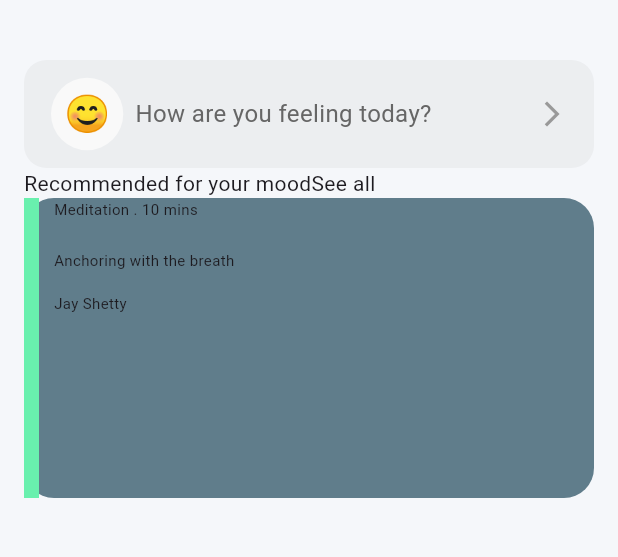
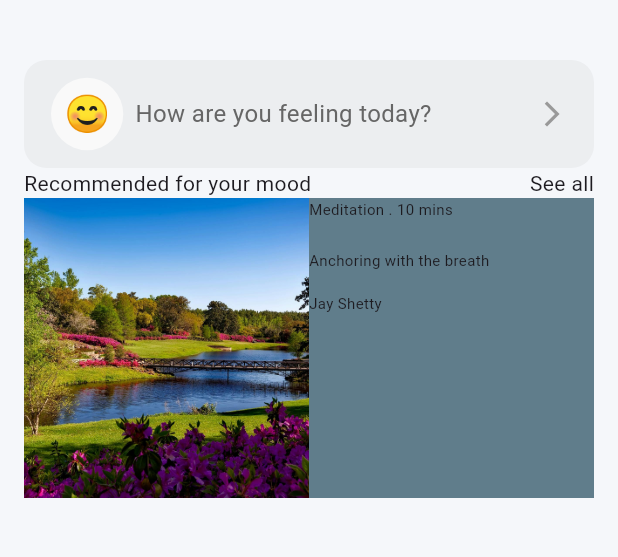
Before and after one commit to JoshuaOzibo/Mental_health_ui, a Flutter app: the RecommendedMoodPage screen opened directly, on a phone screen of 412 x 824 dp, the part 105-662 px from its top. Run offline on Flutter 3.47's test engine with Material 3 defaults, Android fonts, the phone set to English and light mode, and no system bars.

Commit message:
added image section to recommendation screen

```diff
--- a/lib/features/recommended_mood_page/components/feelingsCard.dart
+++ b/lib/features/recommended_mood_page/components/feelingsCard.dart
@@ -17,18 +17,18 @@ class FellingsCard extends StatelessWidget {
     return Container(
       decoration: BoxDecoration(
         color: Colors.blueGrey,
-        borderRadius: BorderRadius.circular(20),
+        // borderRadius: BorderRadius.circular(20),
       ),
       child: Row(
         crossAxisAlignment: CrossAxisAlignment.start,
-        spacing: 10,
         children: [
-          Container(
-            height: 200,
-            width: 10,
-            decoration: BoxDecoration(color: Colors.greenAccent),
+          Expanded(
+            child: Image.asset('assets/images/pexels-pixabay-158063.jpg',
+            fit: BoxFit.cover,
+            height: 200)
           ),
-          Column(
+          Expanded(
+            child: Column(
               crossAxisAlignment: CrossAxisAlignment.start,
               children: [
                 Text(
@@ -47,6 +47,7 @@ class FellingsCard extends StatelessWidget {
                 ),
               ],
             ),
+          ),
         ],
       ),
     );
--- a/lib/features/recommended_mood_page/screens/recommended_mood_page.dart
+++ b/lib/features/recommended_mood_page/screens/recommended_mood_page.dart
@@ -97,7 +97,11 @@ class RecommendedMoodPage extends StatelessWidget {
               text: 'How are you feeling today?',
             ),
 
-            Row(children: [Text('Recommended for your mood'), Text('See all')]),
+            Row(
+              mainAxisAlignment: MainAxisAlignment.spaceBetween,
+              children: [
+              Text('Recommended for your mood'),
+              Text('See all')]),
 
             Column(
               crossAxisAlignment: CrossAxisAlignment.start,
--- a/pubspec.yaml
+++ b/pubspec.yaml
@@ -58,8 +58,8 @@ flutter:
   uses-material-design: true
 
   # To add assets to your application, add an assets section, like this:
-  # assets:
-  #   - images/a_dot_burr.jpeg
+  assets:
+    - assets/images/
   #   - images/a_dot_ham.jpeg
 
   # An image asset can refer to one or more resolution-specific "variants", see
```
Also changed, not shown: assets/images/pexels-pixabay-158063.jpg (added). Lines whose indentation alone changed are shown as unchanged.
